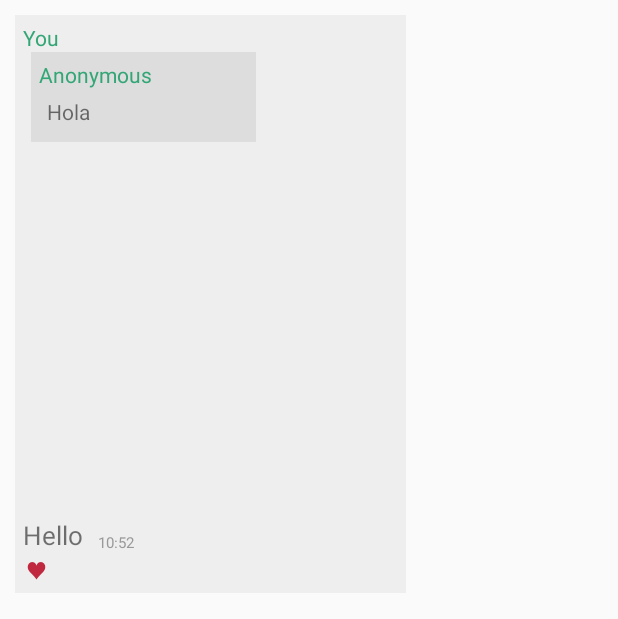
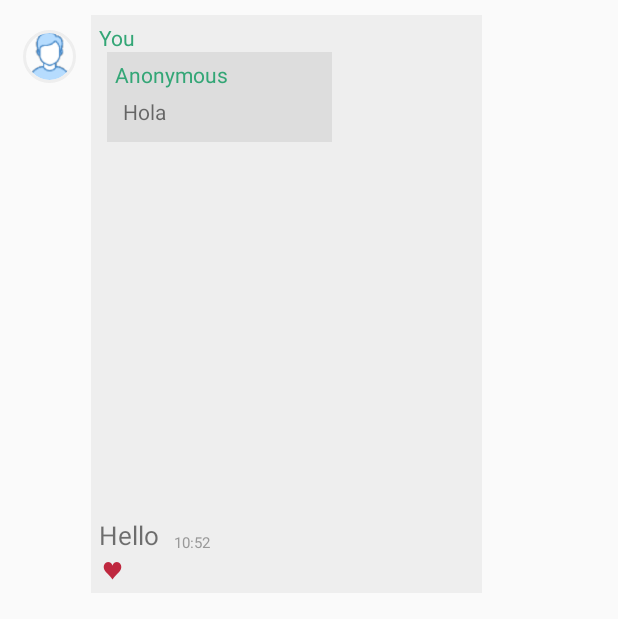
Before and after one commit to ShreyasDobhal/Hola, an Android app: the layout message_listitem.xml on its own in the app's theme, with its tools: preview values and no code run, on a phone screen of 412 x 824 dp. Shown: the top 619 px of the screen. Run offline under Robolectric (Android 15) with nearby library versions, the phone set to English and light mode, and no system bars.

Commit message:
Added mini profile photo on received message

```diff
--- a/app/src/main/java/com/example/shreyas/hola/MainActivity.java
+++ b/app/src/main/java/com/example/shreyas/hola/MainActivity.java
@@ -113,6 +113,9 @@ public class MainActivity extends AppCompatActivity {
                                         Toast.makeText(MainActivity.this, "Signed Out", Toast.LENGTH_SHORT).show();
                                     }})
                                 .setNegativeButton(android.R.string.no, null).show();
+                        break;
+                    case R.id.nav_share:
+
                         break;
                 }
                 drawer.closeDrawer(GravityCompat.START);
--- a/app/src/main/java/com/example/shreyas/hola/MessagingPageActivity.java
+++ b/app/src/main/java/com/example/shreyas/hola/MessagingPageActivity.java
@@ -103,6 +103,8 @@ public class MessagingPageActivity extends AppCompatActivity  {
 
         otherUser = (ContactDisplay) getIntent().getSerializableExtra("ContactDisplay");
         currentUser = (User) getIntent().getSerializableExtra("User");
+
+        State.setOtherUser(otherUser);
 
 
         if (toolbar==null) {
--- a/app/src/main/res/layout/contactname_listitem.xml
+++ b/app/src/main/res/layout/contactname_listitem.xml
@@ -22,8 +22,7 @@
             app:civ_border_color="#EEEEEE"
             android:layout_marginLeft="15dp"
             android:layout_marginTop="2dp"
-            android:layout_gravity="center"
-            />
+            android:layout_gravity="center"/>
 
         <!--
         <ImageView
--- a/app/src/main/res/layout/message_listitem.xml
+++ b/app/src/main/res/layout/message_listitem.xml
@@ -4,6 +4,38 @@
     android:layout_height="match_parent"
     android:id="@+id/message_component"
     android:stackFromBottom="true">
+
+    <LinearLayout
+        android:layout_width="wrap_content"
+        android:layout_height="wrap_content"
+        android:orientation="horizontal">
+
+        <RelativeLayout
+            android:layout_width="wrap_content"
+            android:layout_height="wrap_content">
+
+            <de.hdodenhof.circleimageview.CircleImageView
+                xmlns:app="http://schemas.android.com/apk/res-auto"
+                android:id="@+id/profile_image_message"
+                android:layout_width="35dp"
+                android:layout_height="35dp"
+                android:src="@drawable/face2"
+                app:civ_border_width="2dp"
+                app:civ_border_color="#EEEEEE"
+                android:layout_marginLeft="15dp"
+                android:layout_marginTop="20dp"
+                android:layout_gravity="center"/>
+
+            <RelativeLayout
+                android:layout_width="35dp"
+                android:layout_height="35dp"
+                android:layout_marginLeft="15dp"
+                android:layout_marginTop="20dp">
+
+            </RelativeLayout>
+
+        </RelativeLayout>
+
 
         <LinearLayout
             android:layout_width="wrap_content"
@@ -99,4 +131,9 @@
         </LinearLayout>
 
 
+    </LinearLayout>
+
+
+
+
 </RelativeLayout>
```
Also changed, not shown: app/src/main/java/com/example/shreyas/hola/ChatMessageAdapter.java (+20 -9 lines), app/src/main/java/com/example/shreyas/hola/ProfileActivity.java (+7 -4 lines), app/src/main/java/com/example/shreyas/hola/State.java (+8 -0 lines). Lines whose indentation alone changed are shown as unchanged.
